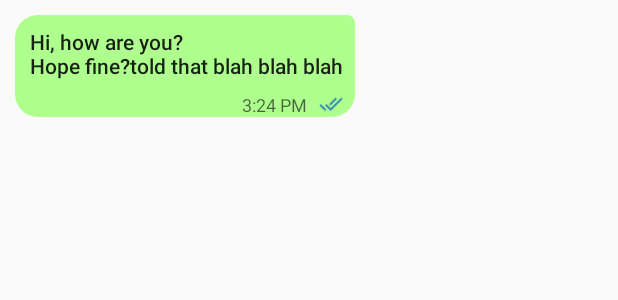
After one commit to kararnab/ChatApp, an Android app: the layout layout_chat_item_r.xml on its own in the app's theme, with its tools: preview values and no code run, on a phone screen of 412 x 824 dp. The commit adds this screen. Shown: the top 300 px of the screen. Run offline under Robolectric (Android 15) with nearby library versions, the phone set to English and light mode, and no system bars.

```diff
--- a/app/build.gradle
+++ b/app/build.gradle
@@ -32,8 +32,10 @@ dependencies {
     implementation "com.android.support:design:$support_library_version"
     implementation "com.android.support:cardview-v7:$support_library_version"
     implementation "com.android.support:recyclerview-v7:$support_library_version"
-    implementation 'com.github.bumptech.glide:glide:4.7.1'
-    annotationProcessor 'com.github.bumptech.glide:compiler:4.7.1'
+    implementation "com.github.bumptech.glide:glide:$glide_library_version"
+    annotationProcessor "com.github.bumptech.glide:compiler:$glide_library_version"
+    implementation 'com.squareup.okhttp3:okhttp:3.10.0'
+    implementation 'com.squareup.okio:okio:1.14.1'
     testImplementation 'junit:junit:4.12'
     androidTestImplementation 'com.android.support.test:runner:1.0.2'
     androidTestImplementation 'com.android.support.test.espresso:espresso-core:3.0.2'
--- /dev/null
+++ b/app/src/main/res/drawable/chat_item_bg_1.xml
@@ -0,0 +1,5 @@
+<shape xmlns:android="http://schemas.android.com/apk/res/android"
+   android:shape="rectangle">
+   <solid android:color="?attr/colorChatBg1" />
+   <corners android:topRightRadius="5dp" android:radius="15dp" />
+</shape>
--- /dev/null
+++ b/app/src/main/res/layout/layout_chat_item_r.xml
@@ -0,0 +1,41 @@
+<?xml version="1.0" encoding="utf-8"?>
+<android.support.constraint.ConstraintLayout xmlns:android="http://schemas.android.com/apk/res/android"
+    xmlns:app="http://schemas.android.com/apk/res-auto"
+    xmlns:tools="http://schemas.android.com/tools"
+    android:layout_width="wrap_content"
+    android:layout_height="wrap_content"
+    android:layout_margin="@dimen/margin_medium"
+    android:background="@drawable/chat_item_bg_1">
+
+    <TextView
+        android:id="@+id/chatMsg"
+        style="@style/TextAppearance.AppCompat.Body2"
+        android:layout_width="wrap_content"
+        android:layout_height="wrap_content"
+        android:layout_margin="8dp"
+        android:paddingLeft="@dimen/margin_medium"
+        android:text="Hi, how are you?\nHope fine?told that blah blah blah"
+        app:layout_constraintEnd_toEndOf="parent"
+        app:layout_constraintTop_toTopOf="parent" />
+
+    <TextView
+        android:id="@+id/timeOfChat"
+        style="@style/TextAppearance.AppCompat.Caption"
+        android:layout_width="wrap_content"
+        android:layout_height="wrap_content"
+        android:layout_marginEnd="8dp"
+        android:layout_marginRight="8dp"
+        android:text="3:24 PM"
+        android:textSize="12sp"
+        app:layout_constraintEnd_toStartOf="@+id/imageView"
+        app:layout_constraintTop_toTopOf="@+id/imageView" />
+
+    <ImageView
+        android:id="@+id/imageView"
+        android:layout_width="16dp"
+        android:layout_height="16dp"
+        android:layout_margin="8dp"
+        android:src="@drawable/ic_seen_24dp"
+        app:layout_constraintEnd_toEndOf="parent"
+        app:layout_constraintTop_toBottomOf="@+id/chatMsg" />
+</android.support.constraint.ConstraintLayout>
--- a/app/src/main/res/values/attrs.xml
+++ b/app/src/main/res/values/attrs.xml
@@ -6,4 +6,6 @@
     <attr name="colorSecondaryText" format="color|reference" />
     <attr name="colorPrimaryButton" format="color|reference" />
     <attr name="colorMessageInfo" format="color|reference" />
+    <attr name="colorChatBg1" format="color|reference" />
+    <attr name="colorChatBg2" format="color|reference" />
 </resources>
--- a/app/src/main/res/values/styles.xml
+++ b/app/src/main/res/values/styles.xml
@@ -28,6 +28,8 @@
         <item name="colorPrimaryText">#222222</item>
         <item name="colorSecondaryText">#777777</item>
         <item name="colorMessageInfo">#fff3b6</item>
+        <item name="colorChatBg1">#aeff8e</item>
+        <item name="colorChatBg2">#ffffff</item>
         <!--<item name="colorControlNormal">#3a3a3a</item>
         <item name="colorControlActivated">#001eff</item>
         <item name="colorControlHighlight">#001eff</item>-->
--- a/build.gradle
+++ b/build.gradle
@@ -3,6 +3,7 @@
 buildscript {
     ext.kotlin_version = '1.2.50'
     ext.support_library_version = '28.0.0-alpha3'
+    ext.glide_library_version = '4.7.1'
     repositories {
         google()
         jcenter()
```
Also changed, not shown: app/src/main/java/com/freelancer/arnab/chatapp/ChatsAdapter.kt (+17 -1 lines), app/src/main/java/com/freelancer/arnab/chatapp/Cryptography.kt (added, +65 -0 lines), app/src/main/java/com/freelancer/arnab/chatapp/Utility.kt (+15 -0 lines), 1 other file.
